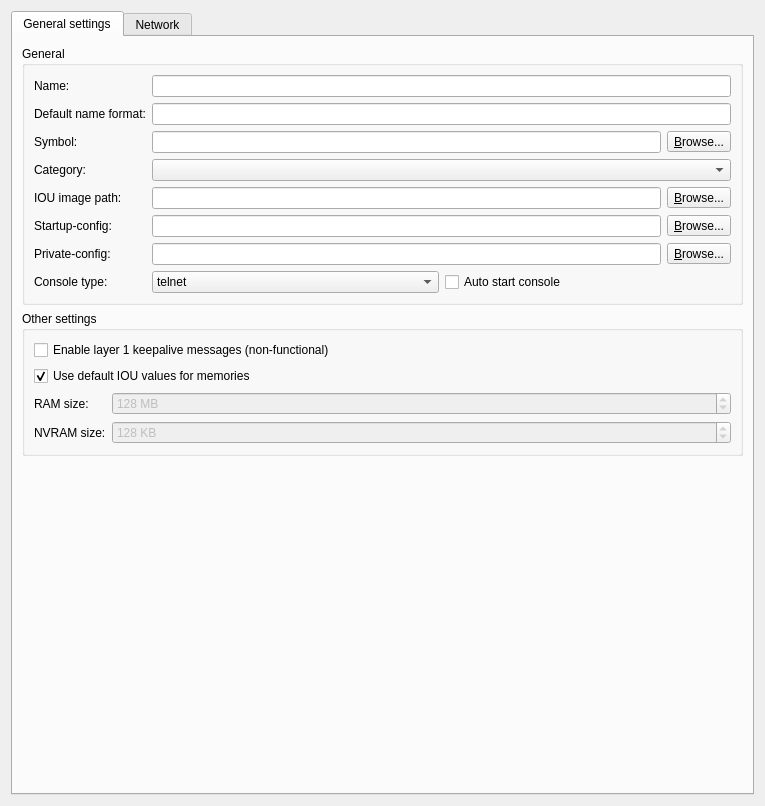
The window that gns3/modules/iou/ui/iou_device_configuration_page.ui (GNS3/gns3-gui) describes before a commit, drawn with Qt 5.
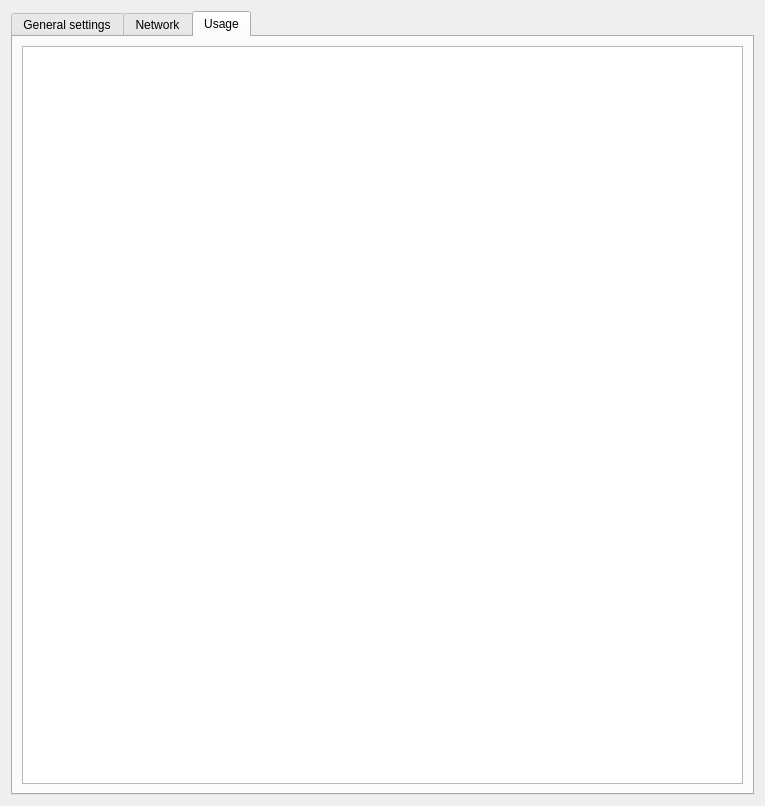
The same window after the commit. The open tabs and pages were chosen to show the change.

Commit message: New node information dialog to display general, usage and command line information. Ref https://github.com/GNS3/gns3-gui/issues/2662 https://github.com/GNS3/gns3-gui/issues/2656

Patch:
```diff
--- a/gns3/modules/iou/ui/iou_device_configuration_page.ui
+++ b/gns3/modules/iou/ui/iou_device_configuration_page.ui
@@ -399,6 +399,16 @@
        </item>
       </layout>
      </widget>
+     <widget class="QWidget" name="tab_3">
+      <attribute name="title">
+       <string>Usage</string>
+      </attribute>
+      <layout class="QVBoxLayout" name="verticalLayout_3">
+       <item>
+        <widget class="QPlainTextEdit" name="uiUsageTextEdit"/>
+       </item>
+      </layout>
+     </widget>
     </widget>
    </item>
   </layout>
```
The commit also changes 34 other files.
